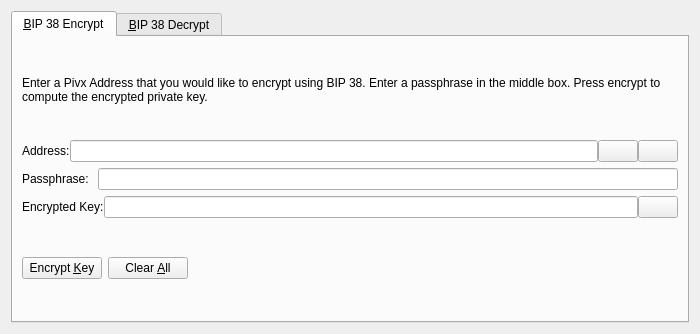
Above: src/qt/forms/bip38tooldialog.ui from WisprProject/core before the change. Below: the same form after it.
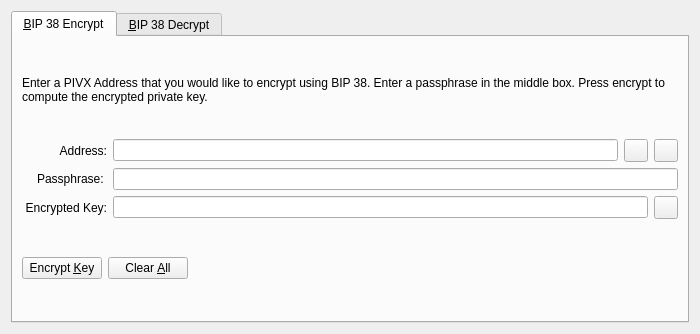
That is the form after the change. The open tabs and pages were chosen to show the change. Icons and pictures are not drawn. Custom widgets are drawn as their Qt base class.

Commit message: pivx -> wispr

```diff
--- a/src/qt/forms/bip38tooldialog.ui
+++ b/src/qt/forms/bip38tooldialog.ui
@@ -30,7 +30,7 @@
        <item>
         <widget class="QLabel" name="infoLabel_ENC">
          <property name="text">
-          <string>Enter a Pivx Address that you would like to encrypt using BIP 38. Enter a passphrase in the middle box. Press encrypt to compute the encrypted private key.</string>
+          <string>Enter a PIVX Address that you would like to encrypt using BIP 38. Enter a passphrase in the middle box. Press encrypt to compute the encrypted private key.</string>
          </property>
          <property name="textFormat">
           <enum>Qt::PlainText</enum>
@@ -42,11 +42,17 @@
        </item>
        <item>
         <layout class="QHBoxLayout" name="horizontalLayout_1_ENC">
-         <property name="spacing">
-          <number>0</number>
-         </property>
          <item>
           <widget class="QLabel" name="label_5">
+           <property name="alignment">
+            <set>Qt::AlignRight|Qt::AlignTrailing|Qt::AlignVCenter</set>
+           </property>
+           <property name="minimumSize">
+            <size>
+             <width>85</width>
+             <height>0</height>
+            </size>
+           </property>
            <property name="text">
             <string>Address:</string>
            </property>
@@ -60,7 +66,7 @@
           </widget>
          </item>
          <item>
-          <widget class="QPushButton" name="addressBookButton_ENC">
+          <widget class="QToolButton" name="addressBookButton_ENC">
            <property name="toolTip">
             <string>Choose previously used address</string>
            </property>
@@ -74,13 +80,10 @@
            <property name="shortcut">
             <string>Alt+A</string>
            </property>
-           <property name="autoDefault">
-            <bool>false</bool>
-           </property>
           </widget>
          </item>
          <item>
-          <widget class="QPushButton" name="pasteButton_ENC">
+          <widget class="QToolButton" name="pasteButton_ENC">
            <property name="toolTip">
             <string>Paste address from clipboard</string>
            </property>
@@ -94,9 +97,6 @@
            <property name="shortcut">
             <string>Alt+P</string>
            </property>
-           <property name="autoDefault">
-            <bool>false</bool>
-           </property>
           </widget>
          </item>
         </layout>
@@ -105,6 +105,15 @@
         <layout class="QHBoxLayout" name="horizontalLayout_5">
          <item>
           <widget class="QLabel" name="label_6">
+           <property name="alignment">
+            <set>Qt::AlignRight|Qt::AlignTrailing|Qt::AlignVCenter</set>
+           </property>
+           <property name="minimumSize">
+            <size>
+             <width>85</width>
+             <height>0</height>
+            </size>
+           </property>
            <property name="text">
             <string>Passphrase: </string>
            </property>
@@ -121,11 +130,17 @@
        </item>
        <item>
         <layout class="QHBoxLayout" name="horizontalLayout_2_ENC">
-         <property name="spacing">
-          <number>0</number>
-         </property>
          <item>
           <widget class="QLabel" name="encryptedKeyLabel_ENC">
+           <property name="alignment">
+            <set>Qt::AlignRight|Qt::AlignTrailing|Qt::AlignVCenter</set>
+           </property>
+           <property name="minimumSize">
+            <size>
+             <width>85</width>
+             <height>0</height>
+            </size>
+           </property>
            <property name="text">
             <string>Encrypted Key:</string>
            </property>
@@ -147,7 +162,7 @@
           </widget>
          </item>
          <item>
-          <widget class="QPushButton" name="copyKeyButton_ENC">
+          <widget class="QToolButton" name="copyKeyButton_ENC">
            <property name="toolTip">
             <string>Copy the current signature to the system clipboard</string>
            </property>
@@ -158,9 +173,6 @@
             <iconset resource="../wispr.qrc">
              <normaloff>:/icons/editcopy</normaloff>:/icons/editcopy</iconset>
            </property>
-           <property name="autoDefault">
-            <bool>false</bool>
-           </property>
           </widget>
          </item>
         </layout>
```
Left out of the diff: 50 changed lines with no effect on the pictures. The commit also changes 39 other files.
